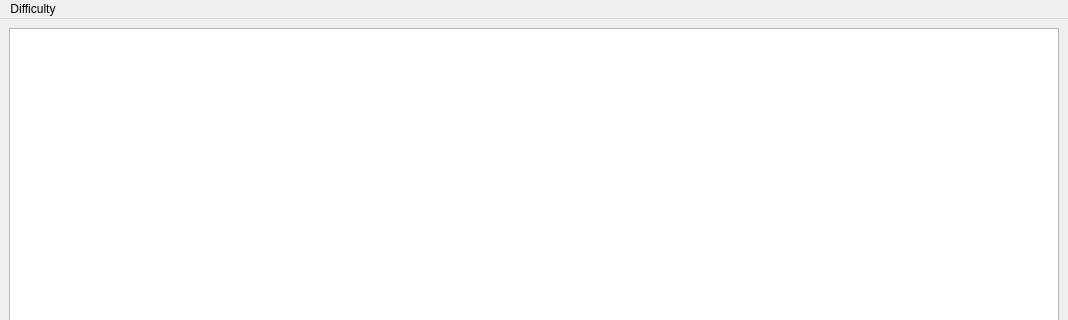
Before: the Qt Designer form qsnake.ui in KarlZeilhofer/qsnake, drawn with Qt 5; both pictures show x 0 to 1068 and y 0 to 320 of the 1068 by 600 pixel window.
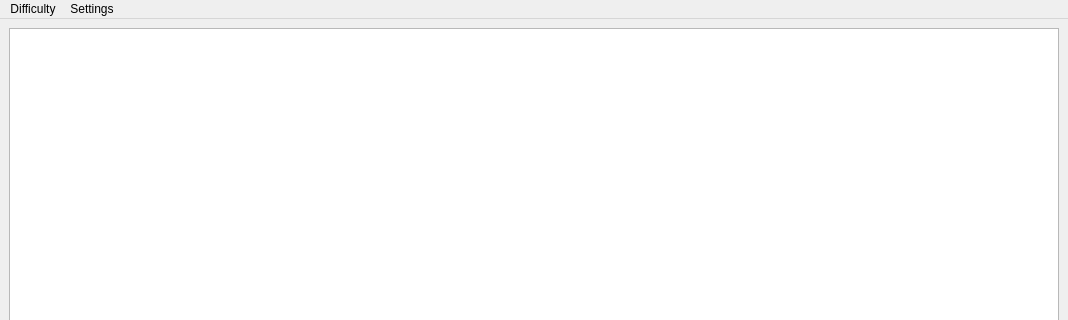
After: the same form once the commit is applied.

Patch:
```diff
--- a/qsnake.ui
+++ b/qsnake.ui
@@ -45,7 +45,14 @@
     <addaction name="actionHard"/>
     <addaction name="actionExtreme"/>
    </widget>
+   <widget class="QMenu" name="menuSettings">
+    <property name="title">
+     <string>Settings</string>
+    </property>
+    <addaction name="actionRestore_Defaults"/>
+   </widget>
    <addaction name="menuDifficulty"/>
+   <addaction name="menuSettings"/>
   </widget>
   <widget class="QStatusBar" name="statusbar"/>
   <action name="actionEasy">
```
Left out of the diff: 5 changed lines with no effect on the pictures.
